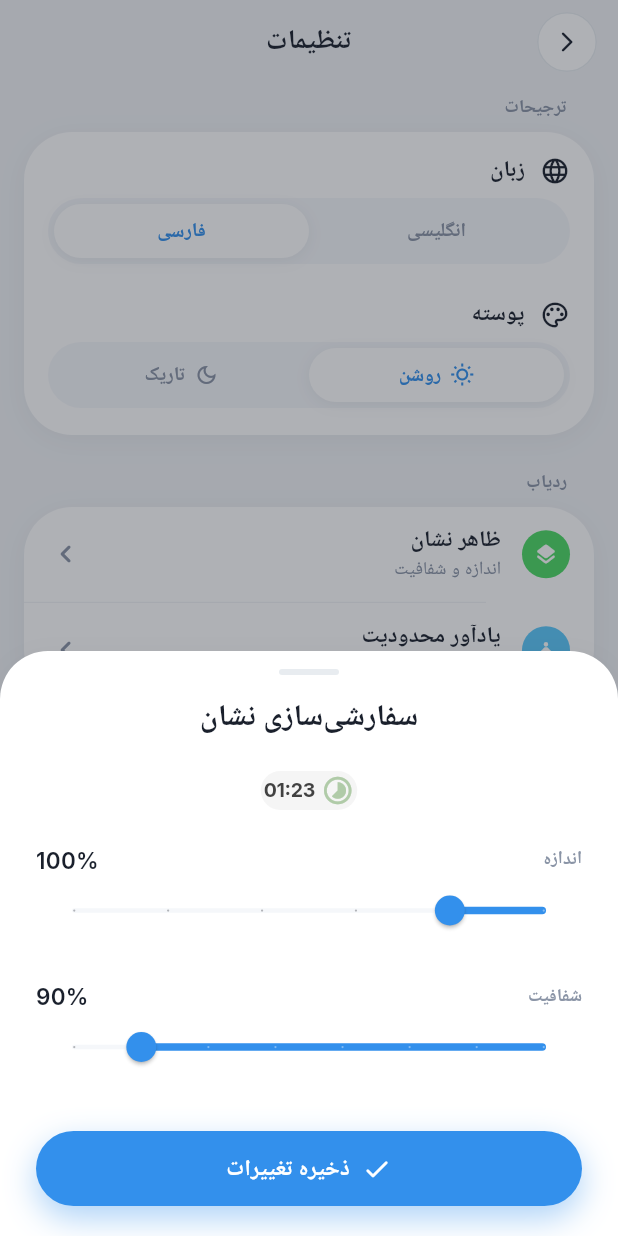
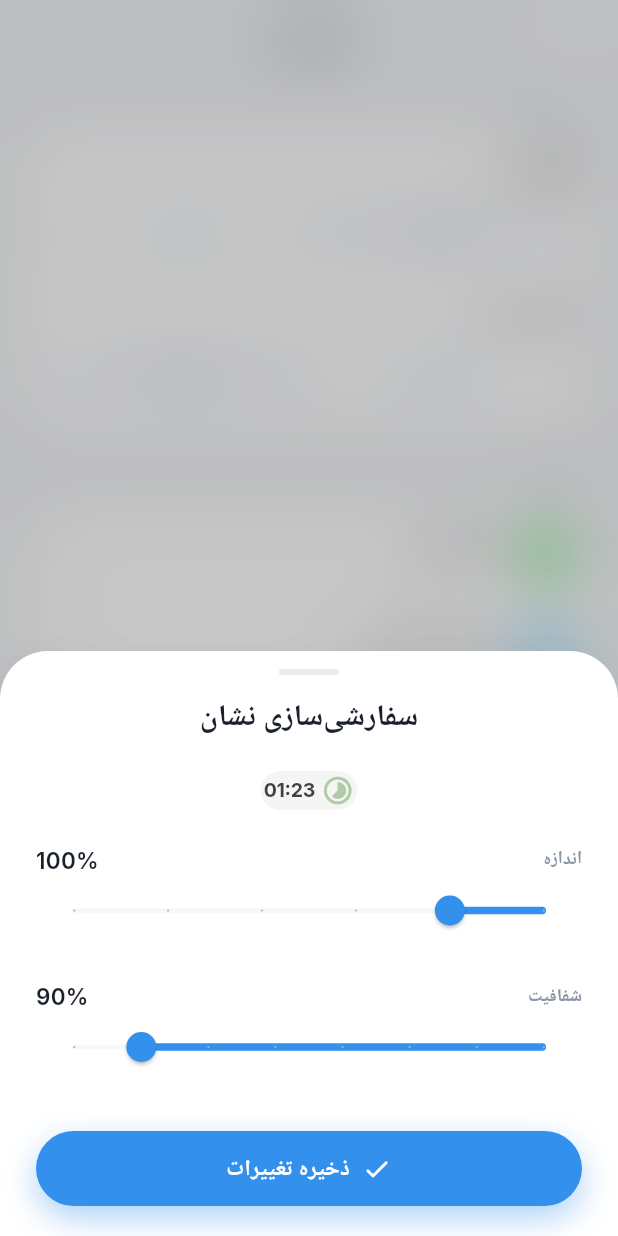
Before and after one commit to aminjafari-dev/app_usage, a Flutter app: the SettingsPage screen opened by its route, after a tap on "فارسی", after a tap on "ظاهر نشان", on a phone screen of 412 x 824 dp. Run offline on Flutter 3.47's test engine with Material 3 defaults, Android fonts, the light colour scheme and no system bars; our stand-ins replace animated_notch_bottom_bar, dartz, equatable, flutter_bloc, gap, get_it and 2 more; missing offline and left inert: flutter_overlay_window, usage_stats; accounts and stored records are empty.

Commit message:
Add GBlurScrim widget and integrate blurred background for dialogs and sheets
This commit introduces the GBlurScrim widget, which provides a frosted effect for overlays, enhancing the visual experience of bottom sheets and dialogs. The new showGBlurredBottomSheet and showGBlurredDialog functions utilize this widget to create a blurred background effect when displaying content. Additionally, existing components such as UsageCoachCard and badge appearance sheets have been updated to leverage the new blurred background functionality, improving the overall UI consistency and user experience.

````diff
--- /dev/null
+++ b/lib/core/widgets/g_blur_sheet.dart
@@ -0,0 +1,151 @@
+import 'dart:ui';
+
+import 'package:flutter/material.dart';
+
+/// Frosted dim that covers the screen behind a sheet or dialog.
+///
+/// [t] is the route animation (0 = clear, 1 = fully blurred).
+class GBlurScrim extends StatelessWidget {
+  /// Creates a frosted scrim. Pass [t] from an [AnimatedBuilder].
+  const GBlurScrim({
+    super.key,
+    required this.t,
+    this.child,
+  });
+
+  /// Blur / tint progress, typically `animation.value`.
+  final double t;
+
+  /// Content drawn on top of the frost (sheet, dialog, …).
+  final Widget? child;
+
+  static const double _sigma = 20;
+
+  @override
+  Widget build(BuildContext context) {
+    final progress = t.clamp(0.0, 1.0);
+    return SizedBox.expand(
+      child: ClipRect(
+        child: BackdropFilter(
+          filter: ImageFilter.blur(
+            sigmaX: _sigma * progress,
+            sigmaY: _sigma * progress,
+          ),
+          child: ColoredBox(
+            color: Colors.black.withValues(alpha: 0.22 * progress),
+            child: child,
+          ),
+        ),
+      ),
+    );
+  }
+}
+
+/// Opens [builder] as a bottom sheet with a blurred page behind it.
+///
+/// How to use:
+/// ```dart
+/// await showGBlurredBottomSheet(
+///   context: context,
+///   builder: (context) => const MySheet(),
+/// );
+/// ```
+Future<T?> showGBlurredBottomSheet<T>({
+  required BuildContext context,
+  required WidgetBuilder builder,
+}) {
+  return showGeneralDialog<T>(
+    context: context,
+    barrierDismissible: true,
+    barrierLabel: MaterialLocalizations.of(context).modalBarrierDismissLabel,
+    barrierColor: Colors.transparent,
+    transitionDuration: const Duration(milliseconds: 280),
+    pageBuilder: (dialogContext, _, _) {
+      return builder(dialogContext);
+    },
+    transitionBuilder: (dialogContext, animation, _, child) {
+      return AnimatedBuilder(
+        animation: animation,
+        builder: (context, _) {
+          final t = Curves.easeOutCubic.transform(animation.value);
+          return GBlurScrim(
+            t: t,
+            child: Stack(
+              fit: StackFit.expand,
+              children: [
+                GestureDetector(
+                  onTap: () => Navigator.of(dialogContext).maybePop(),
+                  behavior: HitTestBehavior.opaque,
+                ),
+                Align(
+                  alignment: Alignment.bottomCenter,
+                  child: FractionalTranslation(
+                    translation: Offset(0, 1 - t),
+                    child: Material(
+                      color: Colors.transparent,
+                      child: ConstrainedBox(
+                        constraints: BoxConstraints(
+                          maxHeight: MediaQuery.sizeOf(context).height,
+                        ),
+                        child: child,
+                      ),
+                    ),
+                  ),
+                ),
+              ],
+            ),
+          );
+        },
+      );
+    },
+  );
+}
+
+/// Opens a centered dialog with the same frosted backdrop as the sheets.
+///
+/// How to use:
+/// ```dart
+/// await showGBlurredDialog(
+///   context: context,
+///   builder: (context) => const MyDialog(),
+/// );
+/// ```
+Future<T?> showGBlurredDialog<T>({
+  required BuildContext context,
+  required WidgetBuilder builder,
+}) {
+  return showGeneralDialog<T>(
+    context: context,
+    barrierDismissible: true,
+    barrierLabel: MaterialLocalizations.of(context).modalBarrierDismissLabel,
+    barrierColor: Colors.transparent,
+    transitionDuration: const Duration(milliseconds: 240),
+    pageBuilder: (dialogContext, _, _) {
+      return builder(dialogContext);
+    },
+    transitionBuilder: (dialogContext, animation, _, child) {
+      return AnimatedBuilder(
+        animation: animation,
+        builder: (context, _) {
+          final t = Curves.easeOutCubic.transform(animation.value);
+          return GBlurScrim(
+            t: t,
+            child: Stack(
+              fit: StackFit.expand,
+              children: [
+                GestureDetector(
+                  onTap: () => Navigator.of(dialogContext).maybePop(),
+                  behavior: HitTestBehavior.opaque,
+                ),
+                Opacity(
+                  opacity: t,
+                  child: child,
+                ),
+              ],
+            ),
+          );
+        },
+      );
+    },
+  );
+}
--- a/lib/features/app_usage/presentation/overlay/overlay_app.dart
+++ b/lib/features/app_usage/presentation/overlay/overlay_app.dart
@@ -382,6 +382,7 @@ class _OverlayAppState extends State<OverlayApp> {
               appName: _appName,
               decision: _coachDecision!,
               iconBytes: _iconBytes,
+              blurBackground: true,
               onPause: () => unawaited(_onPause()),
               onSnooze: () => unawaited(_onSnooze()),
               onMuteToday: () => unawaited(_onMuteToday()),
--- a/lib/features/settings/presentation/pages/settings_page.dart
+++ b/lib/features/settings/presentation/pages/settings_page.dart
@@ -1,20 +1,23 @@
+import 'package:flutter/foundation.dart';
 import 'package:flutter/material.dart';
 import 'package:flutter_bloc/flutter_bloc.dart';
 
 import 'package:app_usage/core/locale/locale_cubit.dart';
+import 'package:app_usage/core/settings/coach_settings_cubit.dart';
+import 'package:app_usage/core/settings/usage_coach.dart';
 import 'package:app_usage/core/theme/app_theme.dart';
 import 'package:app_usage/core/theme/theme_cubit.dart';
 import 'package:app_usage/core/widgets/g_card.dart';
 import 'package:app_usage/core/widgets/g_gap.dart';
 import 'package:app_usage/core/widgets/g_scaffold.dart';
 import 'package:app_usage/core/widgets/g_text.dart';
-import 'package:app_usage/core/settings/coach_settings_cubit.dart';
+import 'package:app_usage/features/app_usage/presentation/overlay/usage_coach_card.dart';
 import 'package:app_usage/features/settings/presentation/widgets/badge_appearance_sheet.dart';
 import 'package:app_usage/features/settings/presentation/widgets/coach_settings_sheet.dart';
 import 'package:app_usage/features/settings/presentation/widgets/settings_choice_segment.dart';
 import 'package:app_usage/l10n/app_localizations.dart';
 
-/// App settings: language, theme, and floating badge appearance.
+/// App settings: language, theme, badge appearance, and coach reminders.
 ///
 /// How to use:
 /// ```dart
@@ -151,6 +154,40 @@ class SettingsPage extends StatelessWidget {
                     );
                   },
                 ),
+                if (kDebugMode) ...[
+                  Padding(
+                    padding: const EdgeInsetsDirectional.only(start: 72),
+                    child: Divider(
+                      height: 1,
+                      thickness: 0.5,
+                      color: AppTheme.dividerOf(context),
+                    ),
+                  ),
+                  GSettingsTile(
+                    icon: Icons.chat_bubble_outline_rounded,
+                    iconColor: AppTheme.iconPurple,
+                    title: l10n.coachAppearanceTitle,
+                    subtitle: l10n.coachAppearanceSubtitle,
+                    trailing: const Icon(
+                      Icons.visibility_outlined,
+                      color: AppTheme.onSurfaceMuted,
+                    ),
+                    onTap: () {
+                      final coach = context.read<CoachSettingsCubit>().state;
+                      showUsageCoachCard(
+                        context,
+                        appName: l10n.coachAppearancePreviewApp,
+                        decision: CoachDecision(
+                          shouldShow: true,
+                          minutesOver: 12,
+                          limitMinutes: 30,
+                          snoozeMinutes: coach.snoozeMinutes,
+                          allowMuteToday: coach.allowMuteToday,
+                        ),
+                      );
+                    },
+                  ),
+                ],
               ],
             ),
           ),
--- a/lib/features/settings/presentation/widgets/badge_appearance_sheet.dart
+++ b/lib/features/settings/presentation/widgets/badge_appearance_sheet.dart
@@ -4,6 +4,7 @@ import 'package:flutter_overlay_window/flutter_overlay_window.dart';
 
 import 'package:app_usage/core/settings/badge_appearance_cubit.dart';
 import 'package:app_usage/core/theme/app_theme.dart';
+import 'package:app_usage/core/widgets/g_blur_sheet.dart';
 import 'package:app_usage/core/widgets/g_button.dart';
 import 'package:app_usage/core/widgets/g_gap.dart';
 import 'package:app_usage/core/widgets/g_text.dart';
@@ -17,11 +18,8 @@ import 'package:app_usage/l10n/app_localizations.dart';
 /// await showBadgeAppearanceSheet(context);
 /// ```
 Future<void> showBadgeAppearanceSheet(BuildContext context) {
-  return showModalBottomSheet<void>(
+  return showGBlurredBottomSheet<void>(
     context: context,
-    isScrollControlled: true,
-    backgroundColor: Colors.transparent,
-    barrierColor: AppTheme.onSurface.withValues(alpha: 0.35),
     builder: (sheetContext) {
       return BlocProvider.value(
         value: context.read<BadgeAppearanceCubit>(),
--- a/lib/features/settings/presentation/widgets/coach_settings_sheet.dart
+++ b/lib/features/settings/presentation/widgets/coach_settings_sheet.dart
@@ -3,6 +3,7 @@ import 'package:flutter_bloc/flutter_bloc.dart';
 
 import 'package:app_usage/core/settings/coach_settings_cubit.dart';
 import 'package:app_usage/core/theme/app_theme.dart';
+import 'package:app_usage/core/widgets/g_blur_sheet.dart';
 import 'package:app_usage/core/widgets/g_button.dart';
 import 'package:app_usage/core/widgets/g_card.dart';
 import 'package:app_usage/core/widgets/g_gap.dart';
@@ -17,11 +18,8 @@ import 'package:app_usage/l10n/app_localizations.dart';
 /// await showCoachSettingsSheet(context);
 /// ```
 Future<void> showCoachSettingsSheet(BuildContext context) {
-  return showModalBottomSheet<void>(
+  return showGBlurredBottomSheet<void>(
     context: context,
-    isScrollControlled: true,
-    backgroundColor: Colors.transparent,
-    barrierColor: AppTheme.onSurface.withValues(alpha: 0.35),
     builder: (sheetContext) {
       return BlocProvider.value(
         value: context.read<CoachSettingsCubit>(),
--- a/lib/l10n/app_en.arb
+++ b/lib/l10n/app_en.arb
@@ -171,5 +171,8 @@
       }
     }
   },
-  "coachSettingsOff": "Reminders turned off"
+  "coachSettingsOff": "Reminders turned off",
+  "coachAppearanceTitle": "Dialog Appearance",
+  "coachAppearanceSubtitle": "Preview the over-limit card",
+  "coachAppearancePreviewApp": "Sample app"
 }
--- a/lib/l10n/app_fa.arb
+++ b/lib/l10n/app_fa.arb
@@ -171,5 +171,8 @@
       }
     }
   },
-  "coachSettingsOff": "یادآوری‌ها خاموش است"
+  "coachSettingsOff": "یادآوری‌ها خاموش است",
+  "coachAppearanceTitle": "ظاهر گفتگو",
+  "coachAppearanceSubtitle": "پیش‌نمایش کارت عبور از محدودیت",
+  "coachAppearancePreviewApp": "برنامه نمونه"
 }
--- a/lib/l10n/app_localizations.dart
+++ b/lib/l10n/app_localizations.dart
@@ -721,6 +721,24 @@ abstract class AppLocalizations {
   /// In en, this message translates to:
   /// **'Reminders turned off'**
   String get coachSettingsOff;
+
+  /// No description provided for @coachAppearanceTitle.
+  ///
+  /// In en, this message translates to:
+  /// **'Dialog Appearance'**
+  String get coachAppearanceTitle;
+
+  /// No description provided for @coachAppearanceSubtitle.
+  ///
+  /// In en, this message translates to:
+  /// **'Preview the over-limit card'**
+  String get coachAppearanceSubtitle;
+
+  /// No description provided for @coachAppearancePreviewApp.
+  ///
+  /// In en, this message translates to:
+  /// **'Sample app'**
+  String get coachAppearancePreviewApp;
 }
 
 class _AppLocalizationsDelegate
````
Also changed, not shown: lib/features/app_usage/presentation/overlay/usage_coach_card.dart (+51 -14 lines), lib/l10n/app_localizations_en.dart (+9 -0 lines), lib/l10n/app_localizations_fa.dart (+9 -0 lines).
